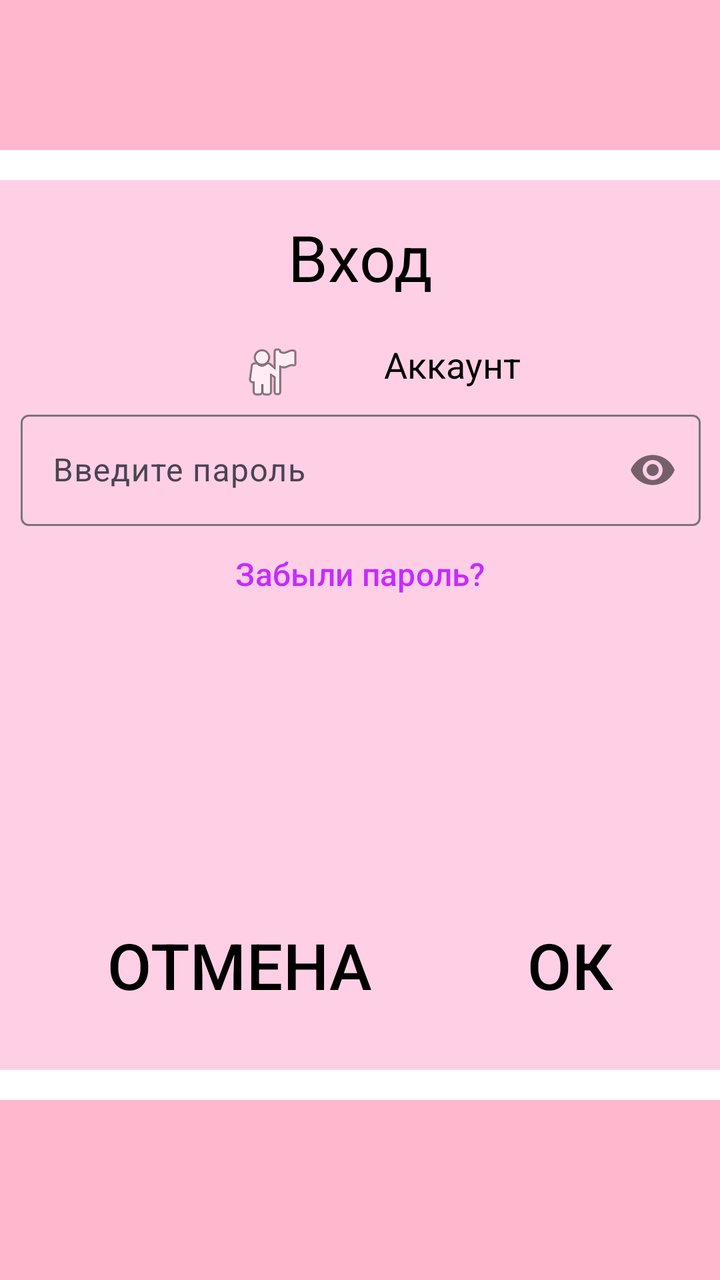
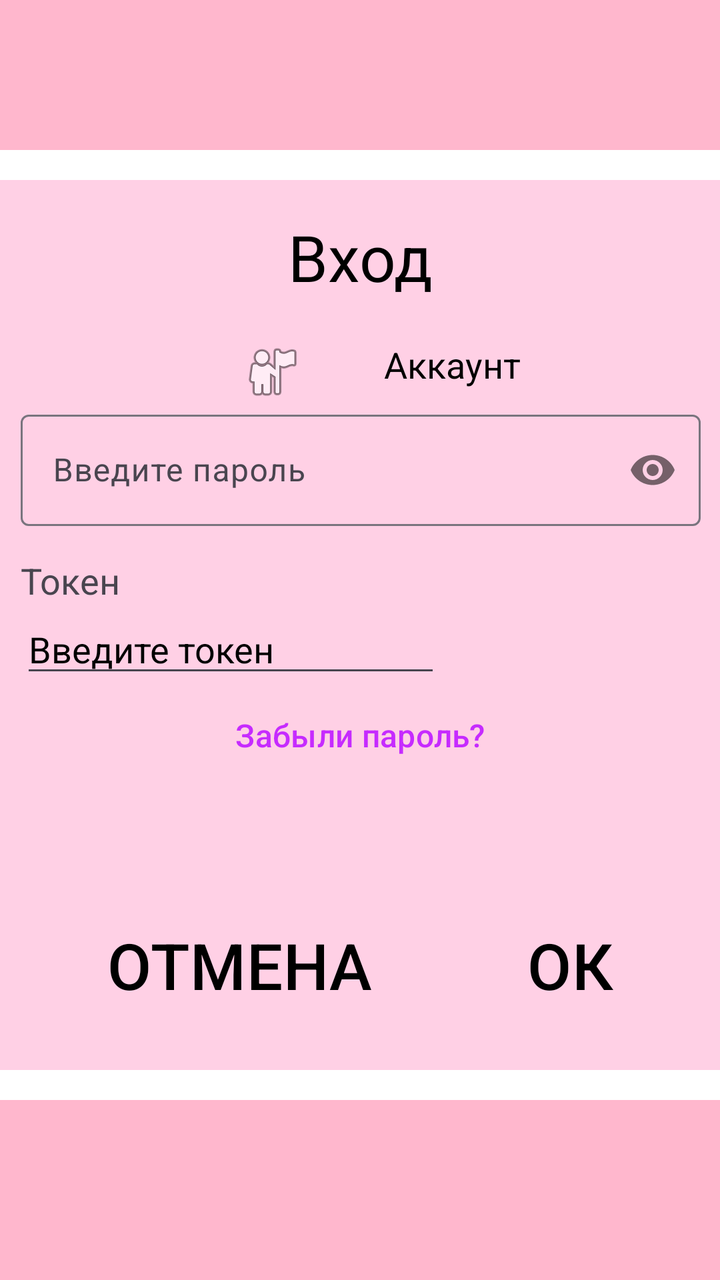

Screens rendered from an Android XML layout before and after an edit, with the pre-edit source and the edit as a unified diff.
<!-- AndroidManifest.xml: application theme Theme.TeachersHelper -->
<!-- res/layout/fragment_loginparol.xml -->
<?xml version="1.0" encoding="utf-8"?>
<androidx.constraintlayout.widget.ConstraintLayout
    xmlns:android="http://schemas.android.com/apk/res/android"
    xmlns:app="http://schemas.android.com/apk/res-auto"
    xmlns:tools="http://schemas.android.com/tools"
    android:layout_width="match_parent"
    android:id="@+id/loginparolFragment"
    android:layout_height="match_parent"
    android:background="#FFFFFF"
    tools:context=".LoginFragment">

    


    <View
        android:id="@+id/view2"
        android:layout_width="match_parent"
        android:layout_height="90dp"
        android:background="#FFB7CD"
        app:layout_constraintBottom_toBottomOf="parent"
        app:layout_constraintEnd_toEndOf="parent"
        app:layout_constraintStart_toStartOf="parent"
        tools:ignore="ExtraText" />

    <View
        android:id="@+id/view3"
        android:layout_width="match_parent"
        android:layout_height="75dp"
        android:background="#FFB7CD"
        app:layout_constraintEnd_toEndOf="parent"
        app:layout_constraintStart_toStartOf="parent"
        app:layout_constraintTop_toTopOf="parent"
        tools:ignore="ExtraText" />

    <LinearLayout
        android:id="@+id/okno"
        android:layout_width="390dp"
        android:layout_height="445dp"
        android:layout_marginTop="60dp"
        android:layout_marginBottom="60dp"
        android:background="#FFD0E5"
        android:orientation="vertical"
        app:layout_constraintBottom_toTopOf="@+id/view2"
        app:layout_constraintEnd_toEndOf="parent"
        app:layout_constraintStart_toStartOf="parent"
        app:layout_constraintTop_toBottomOf="@+id/view3">

        <TextView
            android:id="@+id/textView"
            android:layout_width="wrap_content"
            android:layout_height="wrap_content"
            android:layout_gravity="center_horizontal"
            android:layout_marginTop="17dp"
            android:text="@string/reg_vxod_kringe"
            android:textColor="@color/black"
            android:textSize="32sp"
            app:layout_constraintEnd_toEndOf="@id/okno"
            app:layout_constraintStart_toStartOf="@id/okno"
            app:layout_constraintTop_toTopOf="@+id/okno" />

        <LinearLayout
            android:layout_width="wrap_content"
            android:layout_height="wrap_content"
            android:orientation="horizontal"
            android:layout_marginTop="20dp"
            android:layout_gravity="center_horizontal"
            app:layout_constraintBottom_toBottomOf="@+id/okno"
            app:layout_constraintEnd_toEndOf="parent"
            app:layout_constraintStart_toStartOf="parent"
            app:layout_constraintTop_toBottomOf="@+id/view3">

            <ImageView
                android:id="@+id/account_image"
                android:layout_width="wrap_content"
                android:layout_height="wrap_content"
                android:layout_gravity="center_horizontal"
                android:layout_marginRight="20dp"
                android:layout_marginLeft="20dp"
                app:srcCompat="@android:drawable/ic_menu_myplaces" />

            <TextView
                android:id="@+id/choose_account_spin"
                android:textColor="@color/black"
                android:layout_width="wrap_content"
                android:layout_height="match_parent"
                android:layout_gravity="center_horizontal"
                android:layout_marginLeft="20dp"
                android:text="@string/account_text"
                android:textSize="18sp" />
        </LinearLayout>

















        <com.google.android.material.textfield.TextInputLayout
            android:layout_width="match_parent"
            android:layout_height="wrap_content"
            android:layout_marginLeft="25dp"
            android:layout_marginRight="25dp"
            android:layout_gravity="center_horizontal"
            app:passwordToggleEnabled="true">

            <com.google.android.material.textfield.TextInputEditText
                android:id="@+id/passwordEdit"
                android:layout_width="match_parent"
                android:textColor="@color/black"
                android:layout_height="wrap_content"
                android:hint="@string/parol"
                android:inputType="textPassword" />
        </com.google.android.material.textfield.TextInputLayout>















        <Button
            android:id="@+id/parolzabil"
            android:layout_width="wrap_content"
            android:layout_height="wrap_content"
            android:layout_gravity="center"
            android:background="#00FFFFFF"
            android:text="@string/zabilparol"
            android:textColor="#C62BFF"
            android:textSize="16sp"
            app:cornerRadius="0dp" />


    </LinearLayout>


    <androidx.constraintlayout.widget.Guideline
        android:id="@+id/guideline1"
        android:layout_width="wrap_content"
        android:layout_height="wrap_content"
        android:orientation="horizontal"
        app:layout_constraintGuide_begin="20dp" />

    <Button
        android:id="@+id/otmena_reg"
        android:layout_width="wrap_content"
        android:layout_height="wrap_content"
        android:layout_marginBottom="21dp"
        android:backgroundTint="#00FFFFFF"
        android:text="@string/otmena"
        android:textColor="#000000"
        android:textColorLink="@color/white"
        android:textSize="32sp"
        app:cornerRadius="0dp"
        app:layout_constraintBottom_toBottomOf="@+id/okno"
        app:layout_constraintEnd_toStartOf="@+id/okei_to_home"
        app:layout_constraintHorizontal_bias="0.5"
        app:layout_constraintStart_toStartOf="parent" />

    <Button
        android:id="@+id/okei_to_home"
        android:layout_width="wrap_content"
        android:layout_height="wrap_content"
        android:backgroundTint="#00FFFFFF"
        android:text="@string/ok"
        android:textSize="32sp"
        android:textColor="#000000"
        android:textColorLink="@color/white"
        app:cornerRadius="0dp"
        app:layout_constraintEnd_toEndOf="parent"
        app:layout_constraintHorizontal_bias="0.5"
        app:layout_constraintStart_toEndOf="@+id/otmena_reg"
        app:layout_constraintTop_toTopOf="@+id/otmena_reg" />

</androidx.constraintlayout.widget.ConstraintLayout>
<!-- resources referenced by this layout -->
<resources>
  <color name="black">#FF000000</color>
  <color name="white">#FFFFFFFF</color>
  <string name="account_text">Аккаунт</string>
  <string name="ok">ОК</string>
  <string name="otmena">ОТМЕНА</string>
  <string name="parol">Введите пароль</string>
  <string name="reg_vxod_kringe">Вход</string>
  <string name="zabilparol">Забыли пароль?</string>
  <style name="Theme.TeachersHelper" parent="Base.Theme.TeachersHelper" />
  <style name="Base.Theme.TeachersHelper" parent="Theme.Material3.DayNight.NoActionBar">
          
          
      </style>
</resources>

<!-- the commit's change to res/layout/fragment_loginparol.xml (unified diff, before → after) -->
@@ -122,19 +122,29 @@
                 android:inputType="textPassword" />
         </com.google.android.material.textfield.TextInputLayout>
 
-
-
-
-
-
-
-
-
-
-
-
-
-
+        <TextView
+            android:id="@+id/token_name"
+            android:layout_width="wrap_content"
+            android:layout_height="wrap_content"
+            android:layout_gravity="left"
+            android:layout_marginTop="15dp"
+            android:textSize="18sp"
+            android:layout_marginLeft="25dp"
+            android:text="Токен" />
+
+        <EditText
+            android:id="@+id/token_input"
+            android:layout_width="wrap_content"
+            android:layout_height="wrap_content"
+            android:layout_gravity="left"
+            android:layout_marginLeft="25dp"
+            android:ems="10"
+            android:inputType="text"
+            android:textColor="@color/black"
+            android:textColorHighlight="#090909"
+            android:textColorHint="#000000"
+            android:textColorLink="#000000"
+            android:hint="Введите токен"/>
 
         <Button
             android:id="@+id/parolzabil"
